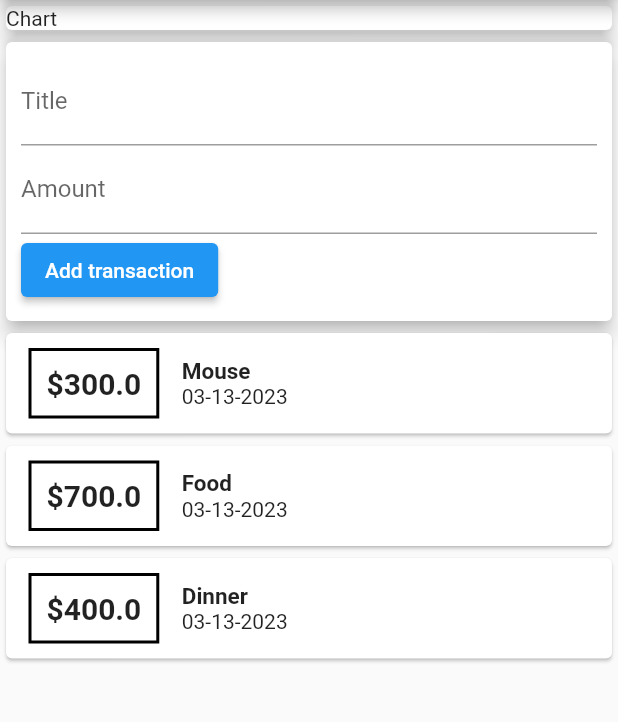
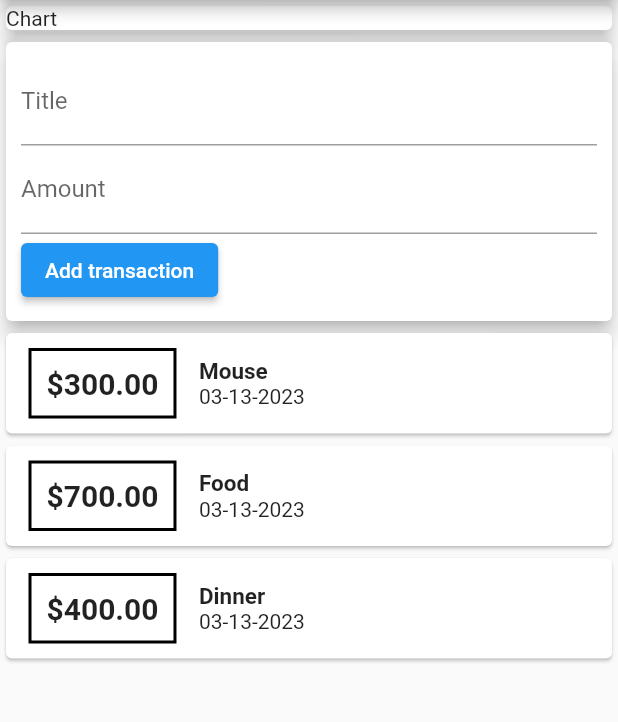
Before and after one commit to vctrtello1/expensePlanner, a Flutter app: the screen it shows after launch, after a tap on "Add transaction", on a phone screen of 412 x 824 dp, the part 84-806 px from its top. Run offline on Flutter 3.47's test engine with Material 2 defaults, Android fonts, the phone set to English and light mode, and no system bars.

Commit message:
onsubmited tx

```diff
--- a/lib/widgets/new_transaction.dart
+++ b/lib/widgets/new_transaction.dart
@@ -7,6 +7,16 @@ class NewTransaction extends StatelessWidget {
   final amountController = TextEditingController();
 
   NewTransaction(this.addTx, {super.key});
+
+  void submitData() {
+    final enteredTitle = titleController.text;
+    final enteredAmount = double.parse(amountController.text);
+
+    if (enteredTitle.isEmpty || enteredAmount <= 0) {
+      return;
+    }
+    addTx(enteredTitle, enteredAmount);
+  }
 
   @override
   Widget build(BuildContext context) {
@@ -21,17 +31,17 @@ class NewTransaction extends StatelessWidget {
             TextField(
               decoration: const InputDecoration(labelText: 'Title'),
               controller: titleController,
+              onSubmitted: (_) => submitData,
             ),
             TextField(
               decoration: const InputDecoration(labelText: 'Amount'),
               controller: amountController,
+              keyboardType:
+                  const TextInputType.numberWithOptions(decimal: true),
+              onSubmitted: (_) => submitData,
             ),
             ElevatedButton(
-                onPressed: () {
-                  addTx(titleController.text,
-                      double.parse(amountController.text));
-                },
-                child: const Text('Add transaction'))
+                onPressed: submitData, child: const Text('Add transaction'))
           ],
         ),
       ),
--- a/lib/widgets/transaction_list.dart
+++ b/lib/widgets/transaction_list.dart
@@ -25,7 +25,7 @@ class TransactionList extends StatelessWidget {
                         border: Border.all(color: Colors.black, width: 2)),
                     padding: const EdgeInsets.all(10),
                     child: Text(
-                      '\$${transactions[index].amount}',
+                      '\$${transactions[index].amount.toStringAsFixed(2)}',
                       style: const TextStyle(
                           fontWeight: FontWeight.bold, fontSize: 20),
                     ),
```
